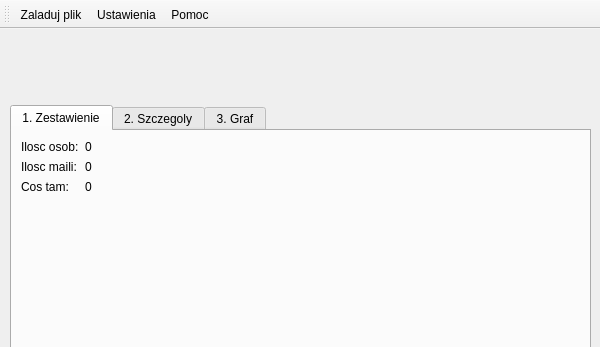
This is src/views/mainwindow.ui in mdziekon/eiti-aisdi-business-relations-analysis as Qt 5 draws it before an edit; both pictures show x 0 to 600 and y 0 to 347 of the 600 by 600 pixel window. The edited form follows.
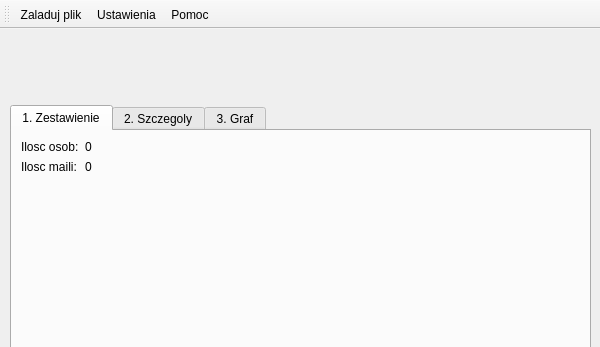
This is the edited form. The open tabs and pages were chosen to show the change. Icons and pictures are not drawn.

Commit message: Showing on the list & drawing graph - done, correction1

```diff
--- a/src/views/mainwindow.ui
+++ b/src/views/mainwindow.ui
@@ -67,6 +67,9 @@
      <layout class="QVBoxLayout" name="verticalLayout">
       <item>
        <layout class="QFormLayout" name="formLayout">
+        <property name="fieldGrowthPolicy">
+         <enum>QFormLayout::AllNonFixedFieldsGrow</enum>
+        </property>
         <item row="0" column="0">
          <widget class="QLabel" name="text_IloscOsob">
           <property name="text">
@@ -95,20 +98,6 @@
           </property>
          </widget>
         </item>
-        <item row="2" column="0">
-         <widget class="QLabel" name="tekst_Costam">
-          <property name="text">
-           <string>Cos tam:</string>
-          </property>
-         </widget>
-        </item>
-        <item row="2" column="1">
-         <widget class="QLabel" name="return_CosTam">
-          <property name="text">
-           <string>0</string>
-          </property>
-         </widget>
-        </item>
        </layout>
       </item>
      </layout>
```
Left out of the diff: 2 changed lines with no effect on the pictures. The commit also changes 2 other files.
